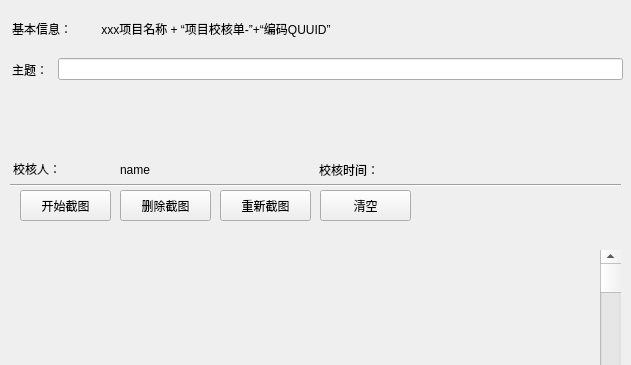
Above: newcheck.ui from drink2017/check before the change; both pictures show x 0 to 631 and y 0 to 365 of the 631 by 773 pixel window. Below: the same form after it.
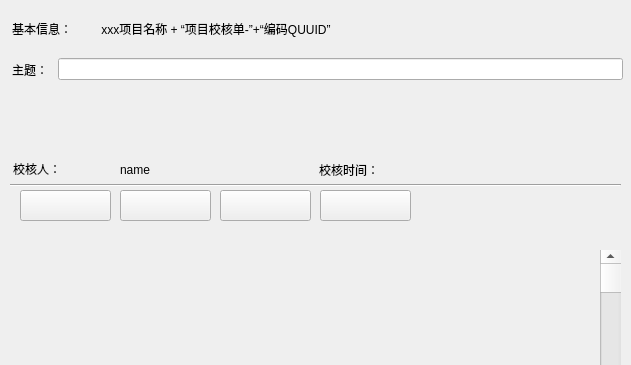
That is the form after the change. Custom widgets are drawn as their Qt base class.

Diff of the .ui file:
```diff
--- a/newcheck.ui
+++ b/newcheck.ui
@@ -90,7 +90,7 @@
     </rect>
    </property>
    <property name="text">
-    <string>删除截图</string>
+    <string/>
    </property>
   </widget>
   <widget class="QPushButton" name="pushButton_re">
@@ -103,7 +103,7 @@
     </rect>
    </property>
    <property name="text">
-    <string>重新截图</string>
+    <string/>
    </property>
   </widget>
   <widget class="QPushButton" name="pushButton_begin">
@@ -116,7 +116,7 @@
     </rect>
    </property>
    <property name="text">
-    <string>开始截图</string>
+    <string/>
    </property>
   </widget>
   <widget class="QPushButton" name="pushButton_clear">
@@ -129,7 +129,7 @@
     </rect>
    </property>
    <property name="text">
-    <string>清空</string>
+    <string/>
    </property>
   </widget>
   <widget class="QLabel" name="label">
```
